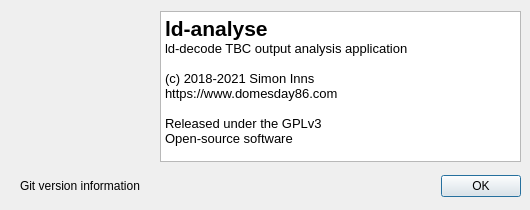
Old version of the form tools/ld-analyse/aboutdialog.ui in the repository happycube/ld-decode.
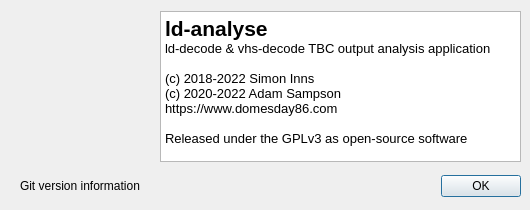
New version of the form. Icons and pictures are not drawn.

Commit message: Updated headers and added Adam to the --help and About dialogue in ld-analyse

```diff
--- a/tools/ld-analyse/aboutdialog.ui
+++ b/tools/ld-analyse/aboutdialog.ui
@@ -75,17 +75,17 @@
    </property>
    <property name="html">
     <string>&lt;!DOCTYPE HTML PUBLIC &quot;-//W3C//DTD HTML 4.0//EN&quot; &quot;http://www.w3.org/TR/REC-html40/strict.dtd&quot;&gt;
-&lt;html&gt;&lt;head&gt;&lt;meta name=&quot;qrichtext&quot; content=&quot;1&quot; /&gt;&lt;style type=&quot;text/css&quot;&gt;
+&lt;html&gt;&lt;head&gt;&lt;meta name=&quot;qrichtext&quot; content=&quot;1&quot; /&gt;&lt;meta charset=&quot;utf-8&quot; /&gt;&lt;style type=&quot;text/css&quot;&gt;
 p, li { white-space: pre-wrap; }
 &lt;/style&gt;&lt;/head&gt;&lt;body style=&quot; font-family:'Ubuntu'; font-size:11pt; font-weight:400; font-style:normal;&quot;&gt;
 &lt;p style=&quot; margin-top:0px; margin-bottom:0px; margin-left:0px; margin-right:0px; -qt-block-indent:0; text-indent:0px;&quot;&gt;&lt;span style=&quot; font-size:16pt; font-weight:600;&quot;&gt;ld-analyse&lt;/span&gt;&lt;/p&gt;
-&lt;p style=&quot; margin-top:0px; margin-bottom:0px; margin-left:0px; margin-right:0px; -qt-block-indent:0; text-indent:0px;&quot;&gt;&lt;span style=&quot; font-size:10pt;&quot;&gt;ld-decode TBC output analysis application&lt;/span&gt;&lt;/p&gt;
+&lt;p style=&quot; margin-top:0px; margin-bottom:0px; margin-left:0px; margin-right:0px; -qt-block-indent:0; text-indent:0px;&quot;&gt;&lt;span style=&quot; font-size:10pt;&quot;&gt;ld-decode &amp;amp; vhs-decode TBC output analysis application&lt;/span&gt;&lt;/p&gt;
 &lt;p style=&quot;-qt-paragraph-type:empty; margin-top:0px; margin-bottom:0px; margin-left:0px; margin-right:0px; -qt-block-indent:0; text-indent:0px; font-size:10pt;&quot;&gt;&lt;br /&gt;&lt;/p&gt;
-&lt;p style=&quot; margin-top:0px; margin-bottom:0px; margin-left:0px; margin-right:0px; -qt-block-indent:0; text-indent:0px;&quot;&gt;&lt;span style=&quot; font-size:10pt;&quot;&gt;(c) 2018-2021 Simon Inns&lt;/span&gt;&lt;/p&gt;
+&lt;p style=&quot; margin-top:0px; margin-bottom:0px; margin-left:0px; margin-right:0px; -qt-block-indent:0; text-indent:0px;&quot;&gt;&lt;span style=&quot; font-size:10pt;&quot;&gt;(c) 2018-2022 Simon Inns&lt;/span&gt;&lt;/p&gt;
+&lt;p style=&quot; margin-top:0px; margin-bottom:0px; margin-left:0px; margin-right:0px; -qt-block-indent:0; text-indent:0px;&quot;&gt;&lt;span style=&quot; font-size:10pt;&quot;&gt;(c) 2020-2022 Adam Sampson&lt;/span&gt;&lt;/p&gt;
 &lt;p style=&quot; margin-top:0px; margin-bottom:0px; margin-left:0px; margin-right:0px; -qt-block-indent:0; text-indent:0px;&quot;&gt;&lt;span style=&quot; font-size:10pt;&quot;&gt;https://www.domesday86.com&lt;/span&gt;&lt;/p&gt;
 &lt;p style=&quot;-qt-paragraph-type:empty; margin-top:0px; margin-bottom:0px; margin-left:0px; margin-right:0px; -qt-block-indent:0; text-indent:0px; font-size:10pt;&quot;&gt;&lt;br /&gt;&lt;/p&gt;
-&lt;p style=&quot; margin-top:0px; margin-bottom:0px; margin-left:0px; margin-right:0px; -qt-block-indent:0; text-indent:0px;&quot;&gt;&lt;span style=&quot; font-size:10pt;&quot;&gt;Released under the GPLv3&lt;/span&gt;&lt;/p&gt;
-&lt;p style=&quot; margin-top:0px; margin-bottom:0px; margin-left:0px; margin-right:0px; -qt-block-indent:0; text-indent:0px;&quot;&gt;&lt;span style=&quot; font-size:10pt;&quot;&gt;Open-source software&lt;/span&gt;&lt;/p&gt;&lt;/body&gt;&lt;/html&gt;</string>
+&lt;p style=&quot; margin-top:0px; margin-bottom:0px; margin-left:0px; margin-right:0px; -qt-block-indent:0; text-indent:0px;&quot;&gt;&lt;span style=&quot; font-size:10pt;&quot;&gt;Released under the GPLv3 as open-source software&lt;/span&gt;&lt;/p&gt;&lt;/body&gt;&lt;/html&gt;</string>
    </property>
   </widget>
   <widget class="QLabel" name="gitVersionLabel">
```
The commit also changes 27 other files.
